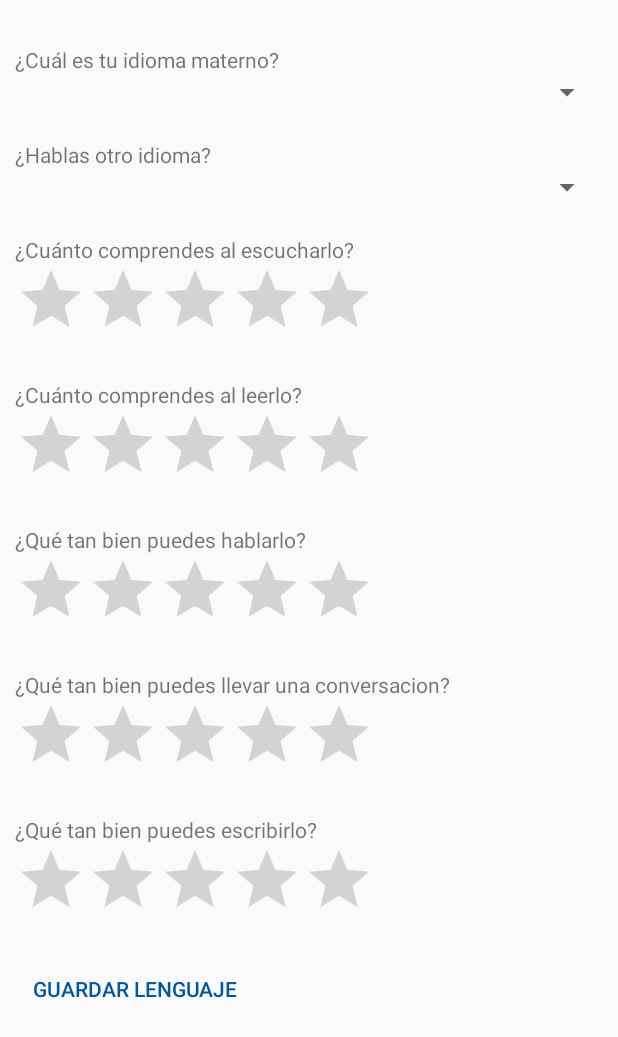
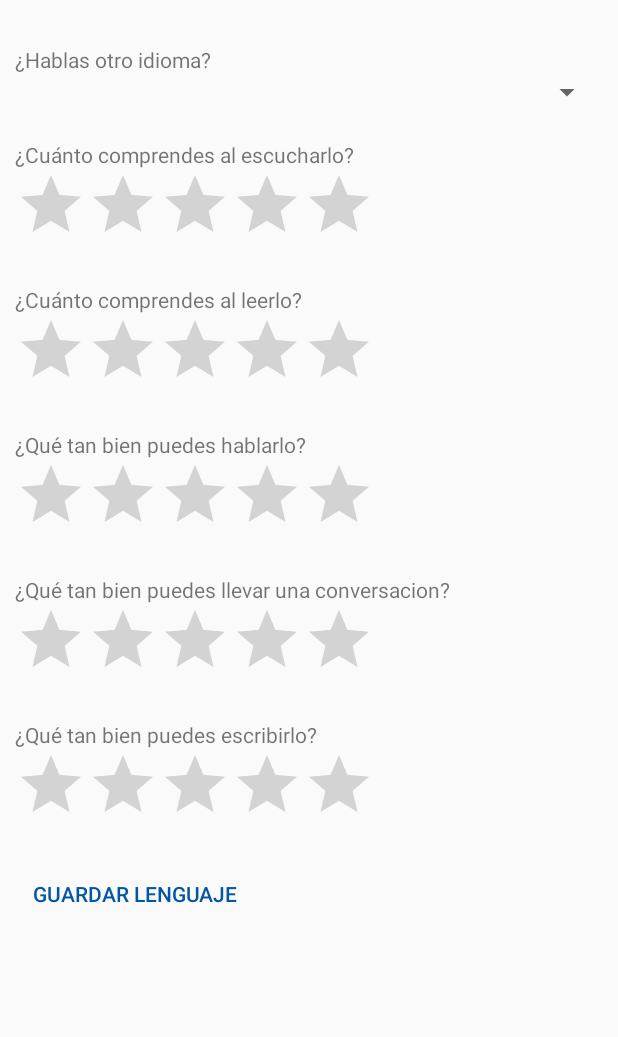
Before and after one commit to andres8m/inJob-Candidate, an Android app: the layout fragment_languages.xml on its own in the app's theme, with its tools: preview values and no code run, on a phone screen of 412 x 824 dp. Shown: the top 1037 px of the screen. Run offline under Robolectric (Android 15) with nearby library versions, the phone set to English and light mode, and no system bars; network calls fail.

Commit message:
Languages sync new language

```diff
--- a/app/src/main/java/com/example/inin/injob/cv/LanguagesList.java
+++ b/app/src/main/java/com/example/inin/injob/cv/LanguagesList.java
@@ -85,7 +85,7 @@ public class LanguagesList extends Fragment {
         recyclerView.setLayoutManager(layoutManager);
     }
 
-    private void getCV() {
+    public void getCV() {
         String url = "https://app.inin.global/api/cv/languages";
 
         JsonObjectRequest jsObjRequest = new JsonObjectRequest
--- a/app/src/main/res/layout/fragment_extra_info.xml
+++ b/app/src/main/res/layout/fragment_extra_info.xml
@@ -49,7 +49,7 @@
                 android:layout_width="match_parent"
                 android:layout_height="wrap_content"
                 android:layout_marginTop="20dp"
-                android:labelFor="@id/maternal"
+                android:labelFor="@id/videoEdtTxt"
                 android:text="Link de video" />
 
             <EditText
--- a/app/src/main/res/layout/fragment_languages.xml
+++ b/app/src/main/res/layout/fragment_languages.xml
@@ -14,22 +14,6 @@
             android:layout_height="wrap_content"
             android:layout_margin="10dp"
             android:orientation="vertical">
-
-
-            <TextView
-                android:id="@+id/textView3"
-                android:layout_width="match_parent"
-                android:layout_height="wrap_content"
-                android:layout_marginTop="20dp"
-                android:labelFor="@id/maternal"
-                android:text="¿Cuál es tu idioma materno? " />
-
-            <Spinner
-                android:id="@+id/maternal"
-                android:layout_width="match_parent"
-                android:layout_height="wrap_content"
-                android:spinnerMode="dialog"
-                android:tooltipText="" />
 
             <TextView
                 android:id="@+id/textView4"
@@ -52,11 +36,11 @@
                 android:layout_width="match_parent"
                 android:layout_height="wrap_content"
                 android:layout_marginTop="20dp"
-                android:labelFor="@id/ratingBar"
+                android:labelFor="@id/comprensionAuditiva"
                 android:text="¿Cuánto comprendes al escucharlo?" />
 
             <RatingBar
-                android:id="@+id/ratingBar"
+                android:id="@+id/comprensionAuditiva"
                 android:layout_width="wrap_content"
                 android:layout_height="wrap_content"
                 android:numStars="5" />
@@ -70,7 +54,7 @@
                 android:text="¿Cuánto comprendes al leerlo?" />
 
             <RatingBar
-                android:id="@+id/ratingBar2"
+                android:id="@+id/comprensionLectora"
                 android:layout_width="wrap_content"
                 android:layout_height="wrap_content"
                 android:numStars="5" />
@@ -84,7 +68,7 @@
                 android:text="¿Qué tan bien puedes hablarlo?" />
 
             <RatingBar
-                android:id="@+id/ratingBar3"
+                android:id="@+id/expresionOral"
                 android:layout_width="wrap_content"
                 android:layout_height="wrap_content"
                 android:numStars="5" />
@@ -98,7 +82,7 @@
                 android:text="¿Qué tan bien puedes llevar una conversacion?" />
 
             <RatingBar
-                android:id="@+id/ratingBar4"
+                android:id="@+id/interaccionOral"
                 android:layout_width="wrap_content"
                 android:layout_height="wrap_content"
                 android:numStars="5" />
@@ -112,7 +96,7 @@
                 android:text="¿Qué tan bien puedes escribirlo?" />
 
             <RatingBar
-                android:id="@+id/ratingBar5"
+                android:id="@+id/expresionEscrita"
                 android:layout_width="wrap_content"
                 android:layout_height="wrap_content"
                 android:numStars="5" />
```
Also changed, not shown: app/src/main/java/com/example/inin/injob/cv/Languages.java (+45 -7 lines).
